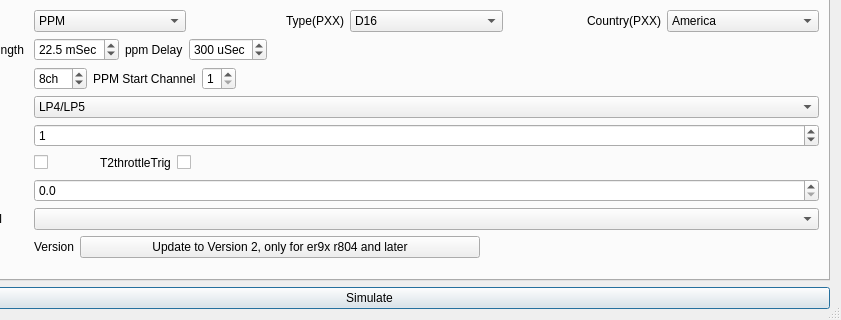
First picture: the form in src/modeledit.ui, repository negativerad/eepe, before the edit; both pictures show x 102 to 943 and y 340 to 660 of the 943 by 660 pixel window.
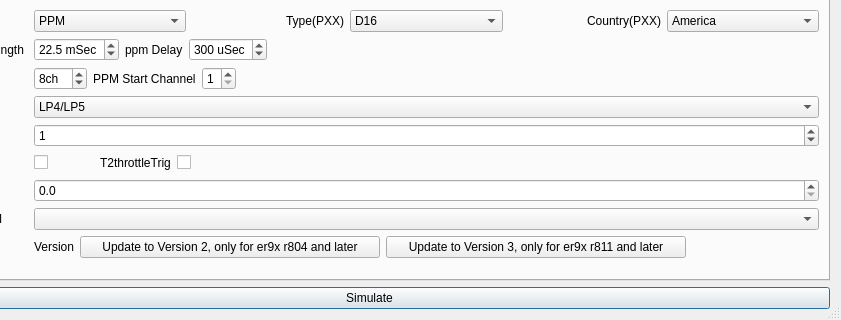
Second picture: the form after the edit. The open tabs and pages were chosen to show the change. Icons and pictures are not drawn.

Commit message: Scalers, bug fixes, MAC versions

Diff of the .ui file:
```diff
--- a/src/modeledit.ui
+++ b/src/modeledit.ui
@@ -745,7 +745,7 @@
           <widget class="QPushButton" name="updateButton">
            <property name="minimumSize">
             <size>
-             <width>400</width>
+             <width>300</width>
              <height>0</height>
             </size>
            </property>
@@ -760,6 +760,25 @@
            </property>
           </widget>
          </item>
+         <item>
+          <widget class="QPushButton" name="updateButton3">
+           <property name="minimumSize">
+            <size>
+             <width>300</width>
+             <height>0</height>
+            </size>
+           </property>
+           <property name="maximumSize">
+            <size>
+             <width>400</width>
+             <height>16777215</height>
+            </size>
+           </property>
+           <property name="text">
+            <string>Update to Version 3, only for er9x r811 and later</string>
+           </property>
+          </widget>
+         </item>
          <item>
           <spacer name="horizontalSpacer_8">
            <property name="orientation">
```
Left out of the diff: 4 changed lines with no effect on the pictures. The commit also changes 32 other files.
